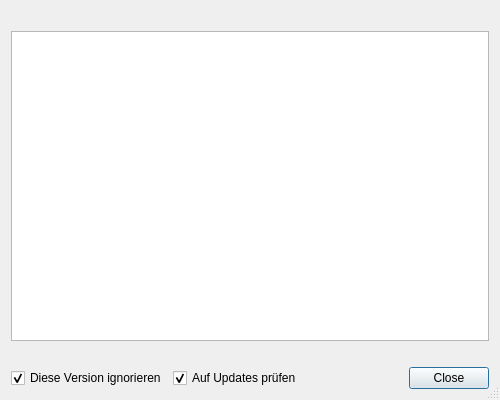
Qt form kleiner-brauhelfer/dialogs/dlgcheckupdate.ui (kleiner-brauhelfer/kleiner-brauhelfer-2) before a commit.
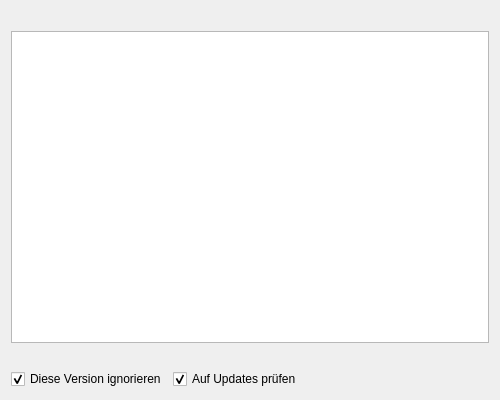
The same form after that commit.

The edit to the form file:
```diff
--- a/kleiner-brauhelfer/dialogs/dlgcheckupdate.ui
+++ b/kleiner-brauhelfer/dialogs/dlgcheckupdate.ui
@@ -19,9 +19,6 @@
   <property name="windowTitle">
    <string>Neue Version verfügbar</string>
   </property>
-  <property name="sizeGripEnabled">
-   <bool>true</bool>
-  </property>
   <layout class="QVBoxLayout" name="verticalLayout">
    <item>
     <layout class="QHBoxLayout" name="horizontalLayout_2">
@@ -92,14 +89,17 @@
       </widget>
      </item>
      <item>
-      <widget class="QDialogButtonBox" name="buttonBox">
+      <spacer name="horizontalSpacer">
        <property name="orientation">
         <enum>Qt::Horizontal</enum>
        </property>
-       <property name="standardButtons">
-        <set>QDialogButtonBox::Close</set>
+       <property name="sizeHint" stdset="0">
+        <size>
+         <width>40</width>
+         <height>20</height>
+        </size>
        </property>
-      </widget>
+      </spacer>
      </item>
     </layout>
    </item>
```
Left out of the diff: 35 changed lines with no effect on the pictures.
